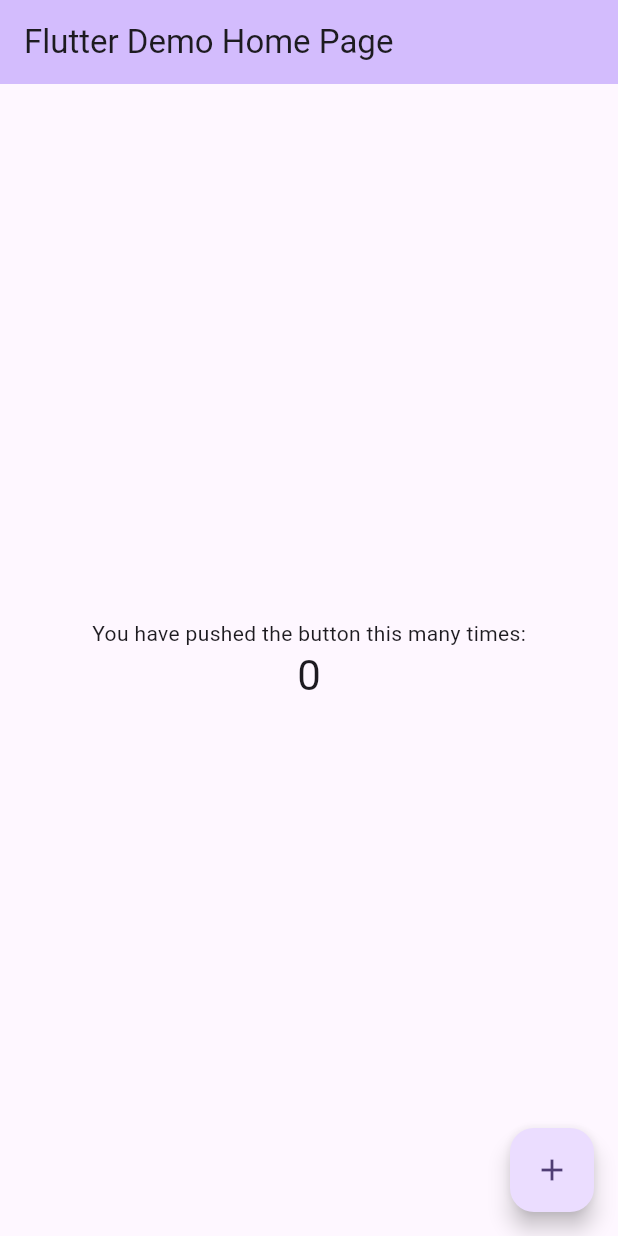
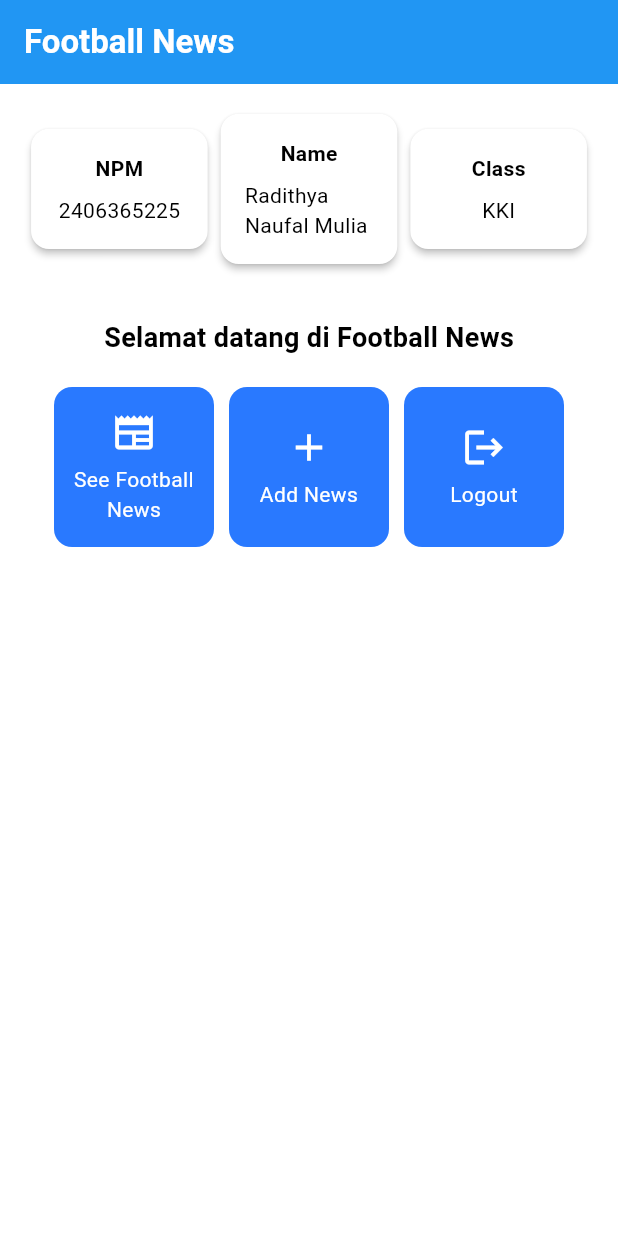
Before and after one commit to RadithyaNaufal/football-news-mobile, a Flutter app: the screen it shows after launch, on a phone screen of 412 x 824 dp. Run offline on Flutter 3.47's test engine with Material 3 defaults, Android fonts, the phone set to English and light mode, and no system bars.

Commit message:
Tutorial 6

```diff
--- a/lib/main.dart
+++ b/lib/main.dart
@@ -1,4 +1,5 @@
 import 'package:flutter/material.dart';
+import 'package:football_news/menu.dart';
 
 void main() {
   runApp(const MyApp());
@@ -11,7 +12,7 @@ class MyApp extends StatelessWidget {
   @override
   Widget build(BuildContext context) {
     return MaterialApp(
-      title: 'Flutter Demo',
+      title: 'Football_News',
       theme: ThemeData(
         // This is the theme of your application.
         //
@@ -28,95 +29,10 @@ class MyApp extends StatelessWidget {
         //
         // This works for code too, not just values: Most code changes can be
         // tested with just a hot reload.
-        colorScheme: ColorScheme.fromSeed(seedColor: Colors.deepPurple),
+        colorScheme: ColorScheme.fromSwatch(primarySwatch: Colors.blue)
+        .copyWith(secondary: Colors.blueAccent[400]),
       ),
-      home: const MyHomePage(title: 'Flutter Demo Home Page'),
+      home: MyHomePage(),
     );
   }
 }
-
-class MyHomePage extends StatefulWidget {
-  const MyHomePage({super.key, required this.title});
-
-  // This widget is the home page of your application. It is stateful, meaning
-  // that it has a State object (defined below) that contains fields that affect
-  // how it looks.
-
-  // This class is the configuration for the state. It holds the values (in this
-  // case the title) provided by the parent (in this case the App widget) and
-  // used by the build method of the State. Fields in a Widget subclass are
-  // always marked "final".
-
-  final String title;
-
-  @override
-  State<MyHomePage> createState() => _MyHomePageState();
-}
-
-class _MyHomePageState extends State<MyHomePage> {
-  int _counter = 0;
-
-  void _incrementCounter() {
-    setState(() {
-      // This call to setState tells the Flutter framework that something has
-      // changed in this State, which causes it to rerun the build method below
-      // so that the display can reflect the updated values. If we changed
-      // _counter without calling setState(), then the build method would not be
-      // called again, and so nothing would appear to happen.
-      _counter++;
-    });
-  }
-
-  @override
-  Widget build(BuildContext context) {
-    // This method is rerun every time setState is called, for instance as done
-    // by the _incrementCounter method above.
-    //
-    // The Flutter framework has been optimized to make rerunning build methods
-    // fast, so that you can just rebuild anything that needs updating rather
-    // than having to individually change instances of widgets.
-    return Scaffold(
-      appBar: AppBar(
-        // TRY THIS: Try changing the color here to a specific color (to
-        // Colors.amber, perhaps?) and trigger a hot reload to see the AppBar
-        // change color while the other colors stay the same.
-        backgroundColor: Theme.of(context).colorScheme.inversePrimary,
-        // Here we take the value from the MyHomePage object that was created by
-        // the App.build method, and use it to set our appbar title.
-        title: Text(widget.title),
-      ),
-      body: Center(
-        // Center is a layout widget. It takes a single child and positions it
-        // in the middle of the parent.
-        child: Column(
-          // Column is also a layout widget. It takes a list of children and
-          // arranges them vertically. By default, it sizes itself to fit its
-          // children horizontally, and tries to be as tall as its parent.
-          //
-          // Column has various properties to control how it sizes itself and
-          // how it positions its children. Here we use mainAxisAlignment to
-          // center the children vertically; the main axis here is the vertical
-          // axis because Columns are vertical (the cross axis would be
-          // horizontal).
-          //
-          // TRY THIS: Invoke "debug painting" (choose the "Toggle Debug Paint"
-          // action in the IDE, or press "p" in the console), to see the
-          // wireframe for each widget.
-          mainAxisAlignment: MainAxisAlignment.center,
-          children: <Widget>[
-            const Text('You have pushed the button this many times:'),
-            Text(
-              '$_counter',
-              style: Theme.of(context).textTheme.headlineMedium,
-            ),
-          ],
-        ),
-      ),
-      floatingActionButton: FloatingActionButton(
-        onPressed: _incrementCounter,
-        tooltip: 'Increment',
-        child: const Icon(Icons.add),
-      ), // This trailing comma makes auto-formatting nicer for build methods.
-    );
-  }
-}
--- /dev/null
+++ b/lib/menu.dart
@@ -0,0 +1,188 @@
+import 'package:flutter/material.dart';
+
+class MyHomePage extends StatelessWidget {
+  MyHomePage ({super.key});
+
+    final String nama = "Radithya Naufal Mulia"; // Name
+    final String npm = "2406365225"; // NPM
+    final String kelas = "KKI"; // Class
+
+  final List<ItemHomepage> items = [
+    ItemHomepage("See Football News", Icons.newspaper),
+    ItemHomepage("Add News", Icons.add),
+    ItemHomepage("Logout", Icons.logout),
+  ];
+
+    @override
+    Widget build(BuildContext context) {
+    // Scaffold menyediakan struktur dasar halaman dengan AppBar dan body.
+    return Scaffold(
+      // AppBar adalah bagian atas halaman yang menampilkan judul.
+      appBar: AppBar(
+        // Judul aplikasi "Football News" dengan teks putih dan tebal.
+        title: const Text(
+          'Football News',
+          style: TextStyle(
+            color: Colors.white,
+            fontWeight: FontWeight.bold,
+          ),
+        ),
+        // Warna latar belakang AppBar diambil dari skema warna tema aplikasi.
+        backgroundColor: Theme.of(context).colorScheme.primary,
+      ),
+      // Body halaman dengan padding di sekelilingnya.
+      body: Padding(
+        padding: const EdgeInsets.all(16.0),
+        // Menyusun widget secara vertikal dalam sebuah kolom.
+        child: Column(
+          crossAxisAlignment: CrossAxisAlignment.center,
+          children: [
+            // Row untuk menampilkan 3 InfoCard secara horizontal.
+            Row(
+              mainAxisAlignment: MainAxisAlignment.spaceEvenly,
+              children: [
+                InfoCard(title: 'NPM', content: npm),
+                InfoCard(title: 'Name', content: nama),
+                InfoCard(title: 'Class', content: kelas),
+              ],
+            ),
+
+            // Memberikan jarak vertikal 16 unit.
+            const SizedBox(height: 16.0),
+
+            // Menempatkan widget berikutnya di tengah halaman.
+            Center(
+              child: Column(
+                // Menyusun teks dan grid item secara vertikal.
+
+                children: [
+                  // Menampilkan teks sambutan dengan gaya tebal dan ukuran 18.
+                  const Padding(
+                    padding: EdgeInsets.only(top: 16.0),
+                    child: Text(
+                      'Selamat datang di Football News',
+                      style: TextStyle(
+                        fontWeight: FontWeight.bold,
+                        fontSize: 18.0,
+                      ),
+                    ),
+                  ),
+
+                  // Grid untuk menampilkan ItemCard dalam bentuk grid 3 kolom.
+                  GridView.count(
+                    primary: true,
+                    padding: const EdgeInsets.all(20),
+                    crossAxisSpacing: 10,
+                    mainAxisSpacing: 10,
+                    crossAxisCount: 3,
+                    // Agar grid menyesuaikan tinggi kontennya.
+                    shrinkWrap: true,
+
+                    // Menampilkan ItemCard untuk setiap item dalam list items.
+                    children: items.map((ItemHomepage item) {
+                      return ItemCard(item);
+                    }).toList(),
+                  ),
+                ],
+              ),
+            ),
+          ],
+        ),
+      ),
+    );
+  }
+}
+
+class InfoCard extends StatelessWidget {
+  // Kartu informasi yang menampilkan title dan content.
+
+  final String title;  // Judul kartu.
+  final String content;  // Isi kartu.
+
+  const InfoCard({super.key, required this.title, required this.content});
+
+  @override
+  Widget build(BuildContext context) {
+    return Card(
+      // Membuat kotak kartu dengan bayangan dibawahnya.
+      elevation: 2.0,
+      child: Container(
+        // Mengatur ukuran dan jarak di dalam kartu.
+        width: MediaQuery.of(context).size.width / 3.5, // menyesuaikan dengan lebar device yang digunakan.
+        padding: const EdgeInsets.all(16.0),
+        // Menyusun title dan content secara vertikal.
+        child: Column(
+          children: [
+            Text(
+              title,
+              style: const TextStyle(fontWeight: FontWeight.bold),
+            ),
+            const SizedBox(height: 8.0),
+            Text(content),
+          ],
+        ),
+      ),
+    );
+  }
+}
+
+class ItemHomepage {
+    final String name;
+    final IconData icon;
+
+    ItemHomepage(this.name, this.icon);
+  }
+
+class ItemCard extends StatelessWidget {
+  // Menampilkan kartu dengan ikon dan nama.
+
+  final ItemHomepage item;
+
+  const ItemCard(this.item, {super.key});
+
+  @override
+  Widget build(BuildContext context) {
+    return Material(
+      // Menentukan warna latar belakang dari tema aplikasi.
+      color: Theme.of(context).colorScheme.secondary,
+      // Membuat sudut kartu melengkung.
+      borderRadius: BorderRadius.circular(12),
+
+      child: InkWell(
+        // Aksi ketika kartu ditekan.
+        onTap: () {
+          // Menampilkan pesan SnackBar saat kartu ditekan.
+          ScaffoldMessenger.of(context)
+            ..hideCurrentSnackBar()
+            ..showSnackBar(
+              SnackBar(content: Text("Kamu telah menekan tombol ${item.name}!"))
+            );
+        },
+        // Container untuk menyimpan Icon dan Text
+        child: Container(
+          padding: const EdgeInsets.all(8),
+          child: Center(
+            child: Column(
+              // Menyusun ikon dan teks di tengah kartu.
+              mainAxisAlignment: MainAxisAlignment.center,
+              children: [
+                Icon(
+                  item.icon,
+                  color: Colors.white,
+                  size: 30.0,
+                ),
+                const Padding(padding: EdgeInsets.all(3)),
+                Text(
+                  item.name,
+                  textAlign: TextAlign.center,
+                  style: const TextStyle(color: Colors.white),
+                ),
+              ],
+            ),
+          ),
+        ),
+      ),
+    );
+  }
+
+}
```
